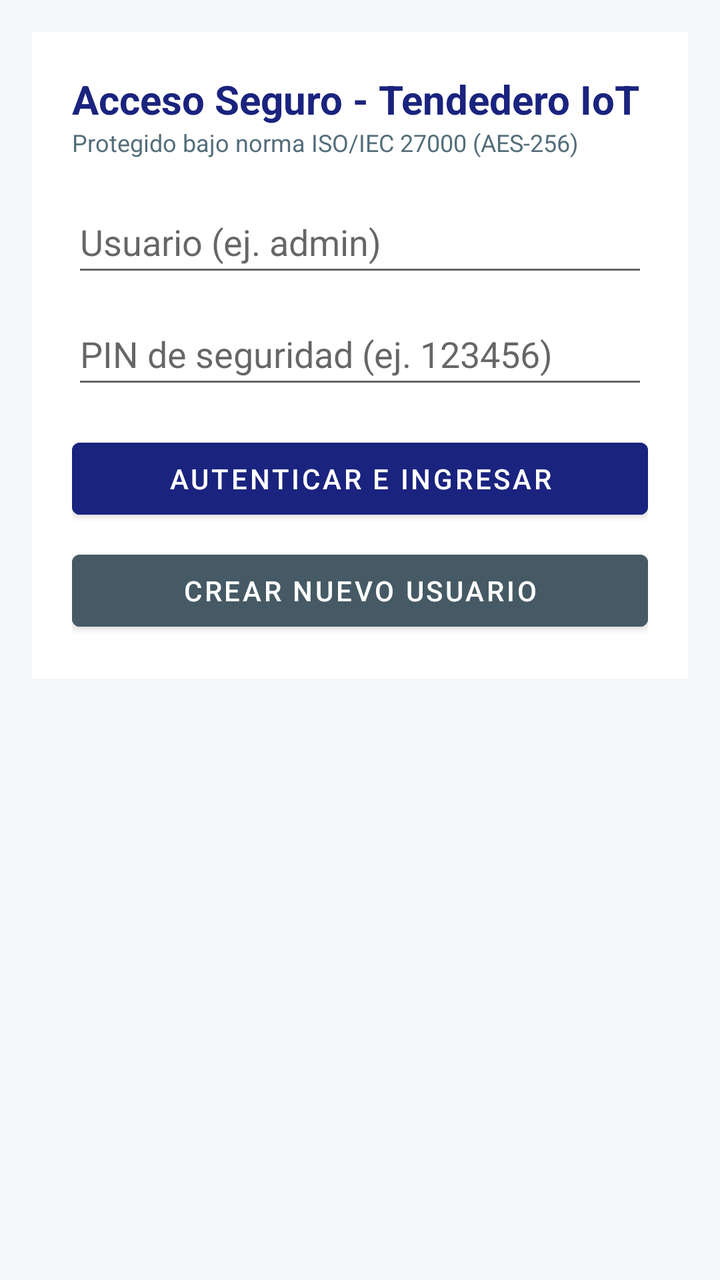
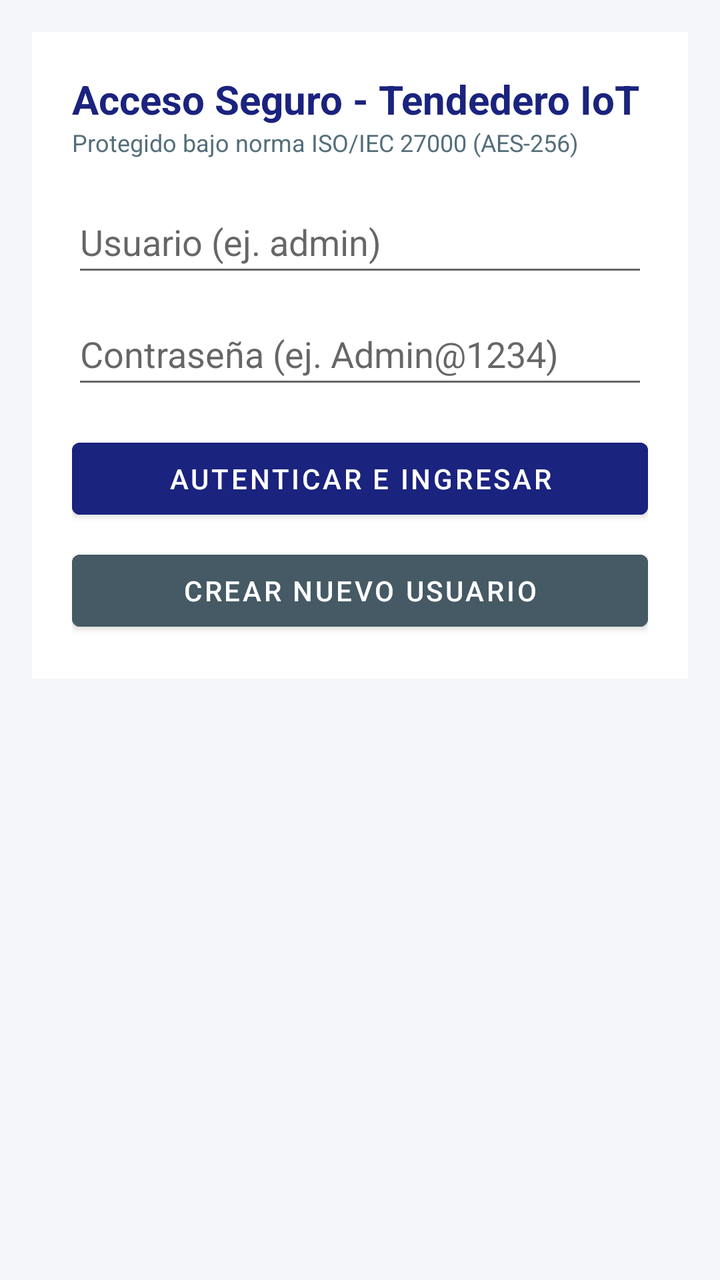

Before-and-after screenshots of an Android layout around one commit, followed by the original layout XML and the change that was made.
<!-- AndroidManifest.xml: application theme Theme.MaterialComponents.DayNight.NoActionBar -->
<!-- res/layout/activity_main.xml -->
<?xml version="1.0" encoding="utf-8"?>
<ScrollView xmlns:android="http://schemas.android.com/apk/res/android"
    android:layout_width="match_parent"
    android:layout_height="match_parent"
    android:background="#F4F6F9"
    android:padding="16dp">

    <LinearLayout
        android:layout_width="match_parent"
        android:layout_height="wrap_content"
        android:orientation="vertical">

        
        <LinearLayout
            android:id="@+id/layoutLogin"
            android:layout_width="match_parent"
            android:layout_height="wrap_content"
            android:background="#FFFFFF"
            android:elevation="4dp"
            android:orientation="vertical"
            android:padding="20dp">

            <TextView
                android:layout_width="wrap_content"
                android:layout_height="wrap_content"
                android:text="Acceso Seguro - Tendedero IoT"
                android:textColor="#1A237E"
                android:textSize="20sp"
                android:textStyle="bold" />

            <TextView
                android:layout_width="wrap_content"
                android:layout_height="wrap_content"
                android:layout_marginBottom="16dp"
                android:text="Protegido bajo norma ISO/IEC 27000 (AES-256)"
                android:textColor="#546E7A"
                android:textSize="12sp" />

            <EditText
                android:id="@+id/etUser"
                android:layout_width="match_parent"
                android:layout_height="wrap_content"
                android:minHeight="48dp"
                android:hint="Usuario (ej. admin)"
                android:inputType="text" />

            <EditText
                android:id="@+id/etPin"
                android:layout_width="match_parent"
                android:layout_height="wrap_content"
                android:layout_marginTop="8dp"
                android:minHeight="48dp"
                android:hint="PIN de seguridad (ej. 123456)"
                android:inputType="numberPassword" />

            <Button
                android:id="@+id/btnLogin"
                android:layout_width="match_parent"
                android:layout_height="wrap_content"
                android:layout_marginTop="16dp"
                android:backgroundTint="#1A237E"
                android:text="Autenticar e Ingresar"
                android:textColor="#FFFFFF" />

            <Button
                android:id="@+id/btnGoToRegister"
                android:layout_width="match_parent"
                android:layout_height="wrap_content"
                android:layout_marginTop="8dp"
                android:backgroundTint="#455A64"
                android:text="Crear Nuevo Usuario"
                android:textColor="#FFFFFF" />
        </LinearLayout>

        
        <LinearLayout
            android:id="@+id/layoutRegister"
            android:layout_width="match_parent"
            android:layout_height="wrap_content"
            android:background="#FFFFFF"
            android:elevation="4dp"
            android:orientation="vertical"
            android:padding="20dp"
            android:visibility="gone">

            <TextView
                android:layout_width="wrap_content"
                android:layout_height="wrap_content"
                android:text="Registrar Nuevo Usuario"
                android:textColor="#1A237E"
                android:textSize="20sp"
                android:textStyle="bold" />

            <TextView
                android:layout_width="wrap_content"
                android:layout_height="wrap_content"
                android:layout_marginBottom="16dp"
                android:text="Credenciales cifradas con SHA-256 + Salt único + AES-256"
                android:textColor="#546E7A"
                android:textSize="12sp" />

            <EditText
                android:id="@+id/etNewUser"
                android:layout_width="match_parent"
                android:layout_height="wrap_content"
                android:minHeight="48dp"
                android:hint="Nuevo usuario (3-20 letras/números)"
                android:inputType="text" />

            <EditText
                android:id="@+id/etNewPin"
                android:layout_width="match_parent"
                android:layout_height="wrap_content"
                android:layout_marginTop="8dp"
                android:minHeight="48dp"
                android:hint="Nuevo PIN (mínimo 6 dígitos)"
                android:inputType="numberPassword" />

            <EditText
                android:id="@+id/etConfirmPin"
                android:layout_width="match_parent"
                android:layout_height="wrap_content"
                android:layout_marginTop="8dp"
                android:minHeight="48dp"
                android:hint="Confirmar PIN"
                android:inputType="numberPassword" />

            <Button
                android:id="@+id/btnSaveUser"
                android:layout_width="match_parent"
                android:layout_height="wrap_content"
                android:layout_marginTop="16dp"
                android:backgroundTint="#2E7D32"
                android:text="Guardar Usuario Protegido"
                android:textColor="#FFFFFF" />

            <Button
                android:id="@+id/btnCancelRegister"
                android:layout_width="match_parent"
                android:layout_height="wrap_content"
                android:layout_marginTop="8dp"
                android:backgroundTint="#78909C"
                android:text="Volver al Inicio de Sesión"
                android:textColor="#FFFFFF" />
        </LinearLayout>

        
        <LinearLayout
            android:id="@+id/layoutDashboard"
            android:layout_width="match_parent"
            android:layout_height="wrap_content"
            android:orientation="vertical"
            android:visibility="gone">

            
            <LinearLayout
                android:layout_width="match_parent"
                android:layout_height="wrap_content"
                android:background="#FFFFFF"
                android:elevation="3dp"
                android:orientation="vertical"
                android:padding="16dp">

                <TextView
                    android:id="@+id/tvBtStatus"
                    android:layout_width="wrap_content"
                    android:layout_height="wrap_content"
                    android:text="Estado: Desconectado"
                    android:textColor="#C62828"
                    android:textStyle="bold" />

                <Button
                    android:id="@+id/btnConnectBt"
                    android:layout_width="match_parent"
                    android:layout_height="wrap_content"
                    android:layout_marginTop="8dp"
                    android:text="Conectar Dispositivo Bluetooth" />
            </LinearLayout>

            
            <LinearLayout
                android:layout_width="match_parent"
                android:layout_height="wrap_content"
                android:layout_marginTop="12dp"
                android:background="#FFFFFF"
                android:elevation="3dp"
                android:orientation="vertical"
                android:padding="16dp">

                <TextView
                    android:layout_width="wrap_content"
                    android:layout_height="wrap_content"
                    android:text="Monitoreo de Sensores y Actuadores"
                    android:textColor="#1A237E"
                    android:textSize="16sp"
                    android:textStyle="bold" />

                <TextView
                    android:id="@+id/tvRainState"
                    android:layout_width="wrap_content"
                    android:layout_height="wrap_content"
                    android:layout_marginTop="8dp"
                    android:text="Sensor de Lluvia: Sin conexión"
                    android:textSize="15sp" />

                <TextView
                    android:id="@+id/tvServoState"
                    android:layout_width="wrap_content"
                    android:layout_height="wrap_content"
                    android:layout_marginTop="6dp"
                    android:text="Servomotor (Tendedero): Sin conexión"
                    android:textSize="15sp" />

                <TextView
                    android:id="@+id/tvBuzzerState"
                    android:layout_width="wrap_content"
                    android:layout_height="wrap_content"
                    android:layout_marginTop="6dp"
                    android:text="Bocina de Alerta: Apagada"
                    android:textSize="15sp" />
            </LinearLayout>

            
            <LinearLayout
                android:layout_width="match_parent"
                android:layout_height="wrap_content"
                android:layout_marginTop="12dp"
                android:background="#FFFFFF"
                android:elevation="3dp"
                android:orientation="vertical"
                android:padding="16dp">

                <TextView
                    android:layout_width="wrap_content"
                    android:layout_height="wrap_content"
                    android:text="Control del Tendedero"
                    android:textColor="#1A237E"
                    android:textSize="16sp"
                    android:textStyle="bold" />

                <LinearLayout
                    android:layout_width="match_parent"
                    android:layout_height="wrap_content"
                    android:layout_marginTop="8dp"
                    android:orientation="horizontal">

                    <Button
                        android:id="@+id/btnExtend"
                        android:layout_width="0dp"
                        android:layout_height="wrap_content"
                        android:layout_marginEnd="4dp"
                        android:layout_weight="1"
                        android:backgroundTint="#2E7D32"
                        android:text="Extender Ropa"
                        android:textColor="#FFFFFF" />

                    <Button
                        android:id="@+id/btnRetract"
                        android:layout_width="0dp"
                        android:layout_height="wrap_content"
                        android:layout_marginStart="4dp"
                        android:layout_weight="1"
                        android:backgroundTint="#1565C0"
                        android:text="Entrar Ropa"
                        android:textColor="#FFFFFF" />
                </LinearLayout>

                <Button
                    android:id="@+id/btnAutoMode"
                    android:layout_width="match_parent"
                    android:layout_height="wrap_content"
                    android:layout_marginTop="8dp"
                    android:text="Activar Modo Automático (Sensor)" />

                <Button
                    android:id="@+id/btnMuteBuzzer"
                    android:layout_width="match_parent"
                    android:layout_height="wrap_content"
                    android:layout_marginTop="4dp"
                    android:backgroundTint="#EF6C00"
                    android:text="Silenciar Bocina"
                    android:textColor="#FFFFFF" />
            </LinearLayout>

            
            <LinearLayout
                android:layout_width="match_parent"
                android:layout_height="wrap_content"
                android:layout_marginTop="12dp"
                android:background="#263238"
                android:orientation="vertical"
                android:padding="12dp">

                <TextView
                    android:layout_width="wrap_content"
                    android:layout_height="wrap_content"
                    android:text="Bitácora de Seguridad y Eventos"
                    android:textColor="#80CBC4"
                    android:textStyle="bold" />

                <TextView
                    android:id="@+id/tvAuditLog"
                    android:layout_width="match_parent"
                    android:layout_height="wrap_content"
                    android:layout_marginTop="6dp"
                    android:fontFamily="monospace"
                    android:textColor="#ECEFF1"
                    android:textSize="12sp" />
            </LinearLayout>

            <Button
                android:id="@+id/btnLogout"
                android:layout_width="match_parent"
                android:layout_height="wrap_content"
                android:layout_marginTop="12dp"
                android:backgroundTint="#B71C1C"
                android:text="Cerrar Sesión Segura"
                android:textColor="#FFFFFF" />
        </LinearLayout>
    </LinearLayout>
</ScrollView>
<!-- resources referenced by this layout -->
<resources>

</resources>

<!-- the commit's change to res/layout/activity_main.xml (unified diff, before → after) -->
@@ -50,8 +50,8 @@
                 android:layout_height="wrap_content"
                 android:layout_marginTop="8dp"
                 android:minHeight="48dp"
-                android:hint="PIN de seguridad (ej. 123456)"
-                android:inputType="numberPassword" />
+                android:hint="Contraseña (ej. Admin@1234)"
+                android:inputType="textPassword" />
 
             <Button
                 android:id="@+id/btnLogin"
@@ -94,7 +94,7 @@
             <TextView
                 android:layout_width="wrap_content"
                 android:layout_height="wrap_content"
-                android:layout_marginBottom="16dp"
+                android:layout_marginBottom="12dp"
                 android:text="Credenciales cifradas con SHA-256 + Salt único + AES-256"
                 android:textColor="#546E7A"
                 android:textSize="12sp" />
@@ -113,8 +113,8 @@
                 android:layout_height="wrap_content"
                 android:layout_marginTop="8dp"
                 android:minHeight="48dp"
-                android:hint="Nuevo PIN (mínimo 6 dígitos)"
-                android:inputType="numberPassword" />
+                android:hint="Contraseña segura (mín. 8 caracteres)"
+                android:inputType="textPassword" />
 
             <EditText
                 android:id="@+id/etConfirmPin"
@@ -122,8 +122,18 @@
                 android:layout_height="wrap_content"
                 android:layout_marginTop="8dp"
                 android:minHeight="48dp"
-                android:hint="Confirmar PIN"
-                android:inputType="numberPassword" />
+                android:hint="Confirmar contraseña"
+                android:inputType="textPassword" />
+
+            <TextView
+                android:layout_width="match_parent"
+                android:layout_height="wrap_content"
+                android:layout_marginTop="8dp"
+                android:background="#ECEFF1"
+                android:padding="8dp"
+                android:text="Requisitos ISO 27000: Mínimo 8 caracteres, 1 mayúscula, 1 minúscula, 1 número y 1 símbolo (@, #, $, %, etc.)."
+                android:textColor="#37474F"
+                android:textSize="11sp" />
 
             <Button
                 android:id="@+id/btnSaveUser"
